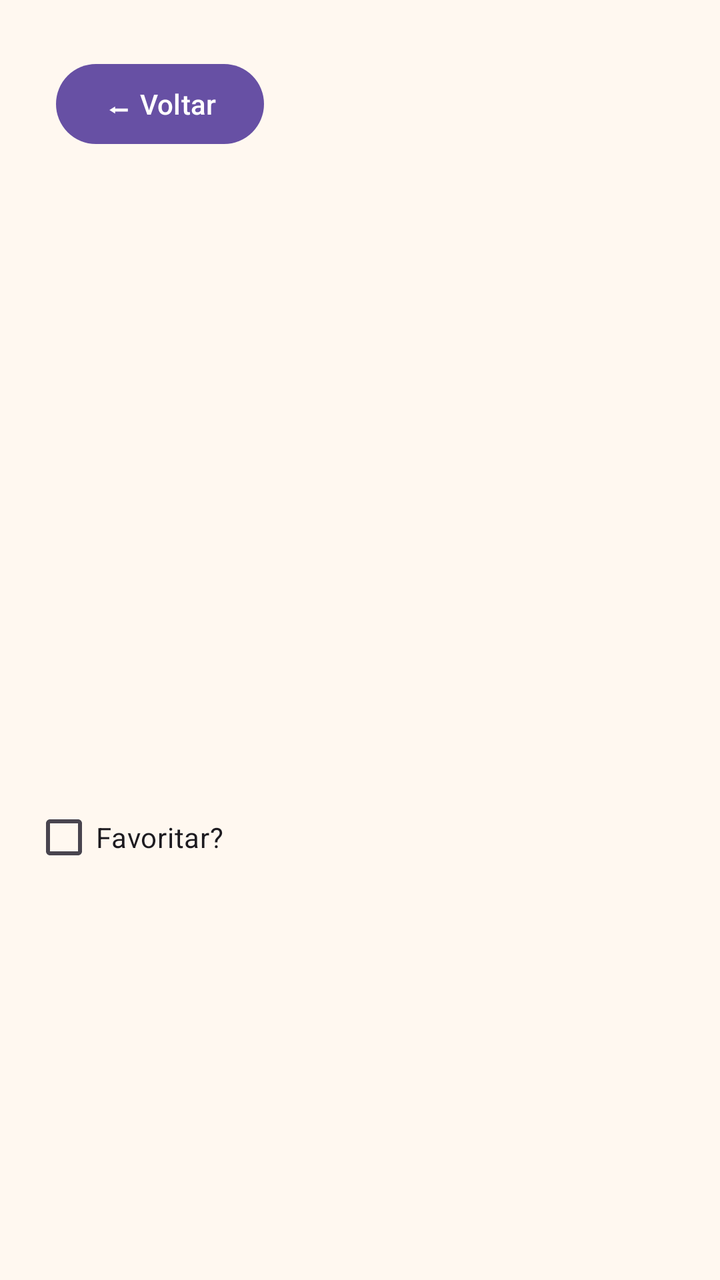
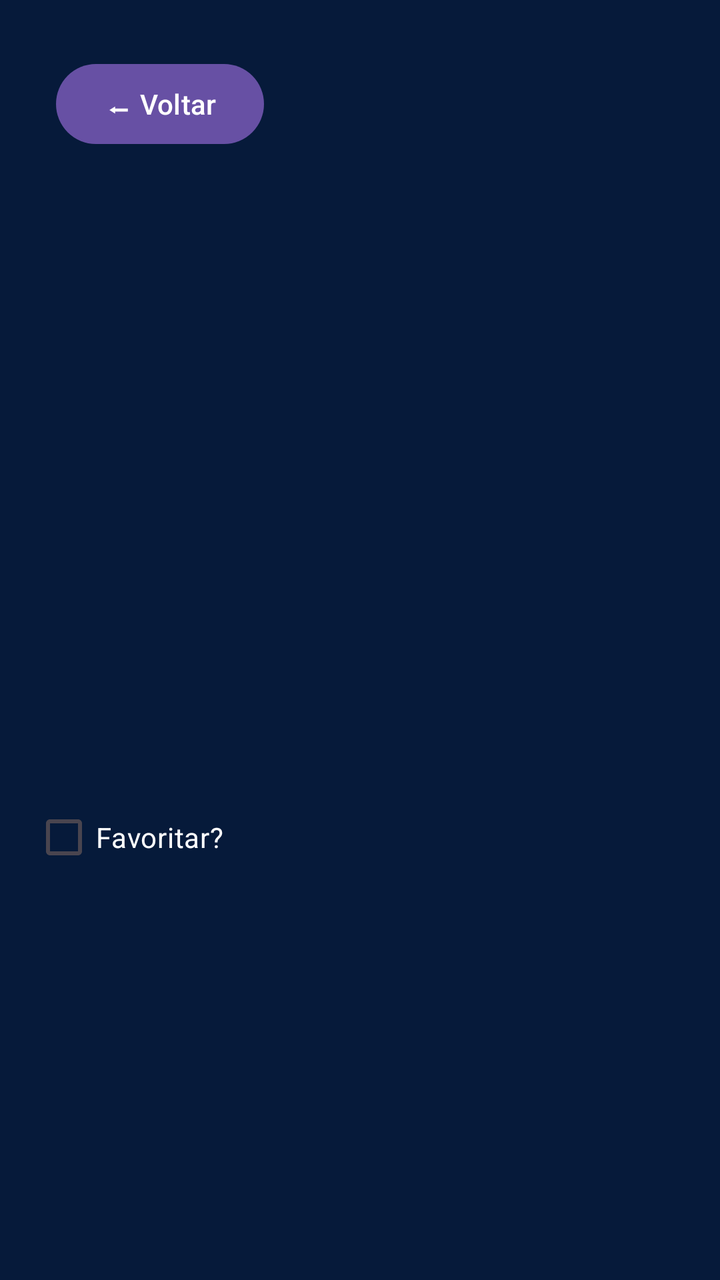

An Android layout rendered at two revisions. The XML below is the earlier revision; the diff shows what the commit changed to produce the second picture.
<!-- AndroidManifest.xml: application theme Theme.fipe_catalog_kotlin -->
<!-- res/layout/activity_detalhe_carro.xml -->
<?xml version="1.0" encoding="utf-8"?>
<RelativeLayout xmlns:android="http://schemas.android.com/apk/res/android"
    xmlns:app="http://schemas.android.com/apk/res-auto"
    xmlns:tools="http://schemas.android.com/tools"
    android:id="@+id/main"
    tools:context=".DetalheCarroActivity"
    android:orientation="vertical"
    android:padding="16dp"
    android:layout_width="match_parent"
    android:layout_height="match_parent"
    android:background="@color/background">

    <ImageView
        android:id="@+id/imgDetalhe"
        android:layout_width="match_parent"
        android:layout_height="220dp"
        android:scaleType="centerCrop" />

    <Button
        android:id="@+id/btnVoltar"
        android:layout_width="wrap_content"
        android:layout_height="wrap_content"
        android:text="⬅ Voltar"
        android:layout_margin="12dp"
        android:layout_alignTop="@id/imgDetalhe"
        android:layout_alignStart="@id/imgDetalhe" />

    <TextView
        android:id="@+id/txtNomeDetalhe"
        android:layout_width="match_parent"
        android:layout_height="wrap_content"
        android:textSize="24sp"
        android:textStyle="bold"
        android:textColor="@color/text_primary"
        android:layout_below="@id/imgDetalhe"
        android:layout_marginTop="16dp" />

    <TextView
        android:id="@+id/txtPrecoDetalhe"
        android:layout_width="wrap_content"
        android:layout_height="wrap_content"
        android:textSize="20sp"
        android:textStyle="bold"
        android:textColor="@color/primary"
        android:layout_below="@id/txtNomeDetalhe"
        android:layout_marginTop="12dp" />

    <TextView
        android:id="@+id/txtAnoDetalhe"
        android:layout_width="wrap_content"
        android:layout_height="wrap_content"
        android:textSize="16sp"
        android:textColor="@color/text_secondary"
        android:layout_below="@id/txtPrecoDetalhe"
        android:layout_marginTop="4dp" />

    <TextView
        android:id="@+id/txtDescricaoDetalhe"
        android:layout_width="match_parent"
        android:layout_height="wrap_content"
        android:textSize="16sp"
        android:textColor="@color/text_secondary"
        android:layout_below="@id/txtAnoDetalhe"
        android:layout_marginTop="8dp" />

    <CheckBox
        android:id="@+id/checkFavoritoDetalhe"
        android:layout_width="wrap_content"
        android:layout_height="wrap_content"
        android:text="Favoritar?"
        android:layout_below="@id/txtDescricaoDetalhe"
        android:layout_marginTop="16dp" />

</RelativeLayout>
<!-- resources referenced by this layout -->
<resources>
  <color name="background">#FFF8F0</color>
  <color name="primary">#FF6F00</color>
  <color name="text_primary">#212121</color>
  <color name="text_secondary">#757575</color>
  <style name="Theme.fipe_catalog_kotlin" parent="Base.Theme.fipe_catalog_kotlin" />
  <style name="Base.Theme.fipe_catalog_kotlin" parent="Theme.Material3.DayNight.NoActionBar">
          
          
      </style>
</resources>

<!-- the commit's change to res/layout/activity_detalhe_carro.xml (unified diff, before → after) -->
@@ -67,6 +67,7 @@
         android:id="@+id/checkFavoritoDetalhe"
         android:layout_width="wrap_content"
         android:layout_height="wrap_content"
+        android:textColor="@color/text_secondary"
         android:text="Favoritar?"
         android:layout_below="@id/txtDescricaoDetalhe"
         android:layout_marginTop="16dp" />
<!-- resource entries referenced after the edit -->
@@ -1,9 +1,9 @@
 <!-- resources referenced by this layout -->
 <resources>
-  <color name="background">#FFF8F0</color>
-  <color name="primary">#FF6F00</color>
-  <color name="text_primary">#212121</color>
-  <color name="text_secondary">#757575</color>
+  <color name="background">#061A3A</color>
+  <color name="primary">#1E66FF</color>
+  <color name="text_primary">#FFFFFF</color>
+  <color name="text_secondary">#FFFFFF</color>
   <style name="Theme.fipe_catalog_kotlin" parent="Base.Theme.fipe_catalog_kotlin" />
   <style name="Base.Theme.fipe_catalog_kotlin" parent="Theme.Material3.DayNight.NoActionBar">
           
